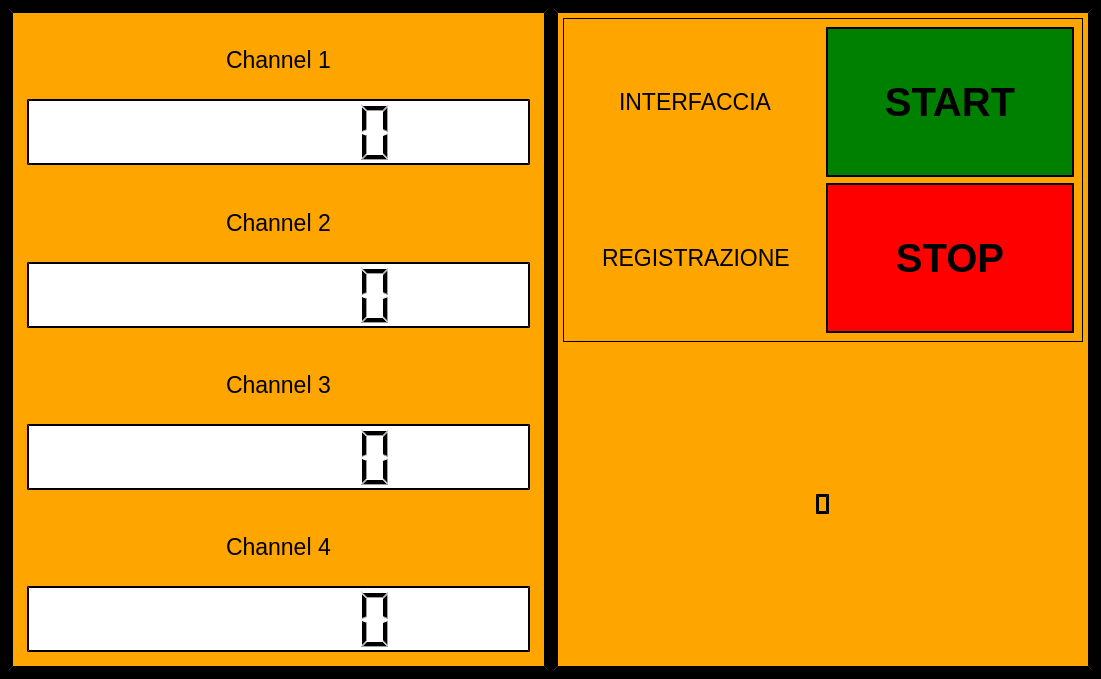
First picture: the form in Qt Creator/QT_Creator_App_testing.ui, repository Mixer97/tesi_triennale, before the edit.
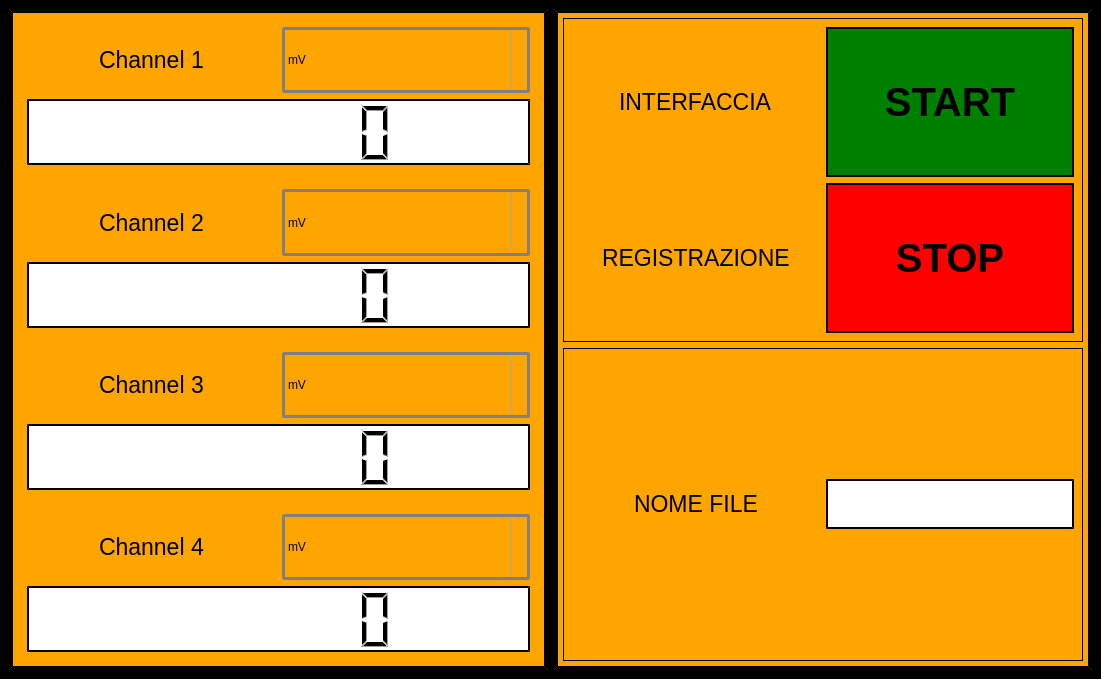
Second picture: the form after the edit. Icons and pictures are not drawn.

```diff
--- a/Qt Creator/QT_Creator_App_testing.ui
+++ b/Qt Creator/QT_Creator_App_testing.ui
@@ -60,13 +60,108 @@
 }
 </string>
              </property>
-             <layout class="QVBoxLayout" name="verticalLayout_17">
+             <layout class="QGridLayout" name="gridLayout_3">
+              <item row="0" column="1">
+               <widget class="QComboBox" name="comboBox_2">
+                <property name="sizePolicy">
+                 <sizepolicy hsizetype="Preferred" vsizetype="Preferred">
+                  <horstretch>0</horstretch>
+                  <verstretch>0</verstretch>
+                 </sizepolicy>
+                </property>
+                <property name="cursor">
+                 <cursorShape>PointingHandCursor</cursorShape>
+                </property>
+                <property name="mouseTracking">
+                 <bool>false</bool>
+                </property>
+                <property name="autoFillBackground">
+                 <bool>false</bool>
+                </property>
+                <property name="styleSheet">
+                 <string notr="true">QComboBox {
+    border: 3px solid gray;
+    border-radius: 3px;
+    padding: 1px 18px 1px 3px;
+    min-width: 6em;
+}
+
+QComboBox:editable {
+    background: white;
+}
+
+QComboBox:!editable, QComboBox::drop-down:editable {
+     background: qlineargradient(x1: 0, y1: 0, x2: 0, y2: 1,
+                                 stop: 0 #E1E1E1, stop: 0.4 #DDDDDD,
+                                 stop: 0.5 #D8D8D8, stop: 1.0 #D3D3D3);
+}
+
+/* QComboBox gets the &quot;on&quot; state when the popup is open */
+QComboBox:!editable:on, QComboBox::drop-down:editable:on {
+    background: qlineargradient(x1: 0, y1: 0, x2: 0, y2: 1,
+                                stop: 0 #D3D3D3, stop: 0.4 #D8D8D8,
+                                stop: 0.5 #DDDDDD, stop: 1.0 #E1E1E1);
+}
+
+QComboBox:on { /* shift the text when the popup opens */
+    padding-top: 3px;
+    padding-left: 4px;
+}
+
+QComboBox::drop-down {
+    subcontrol-origin: padding;
+    subcontrol-position: top right;
+    width: 15px;
+
+    border-left-width: 1px;
+    border-left-color: darkgray;
+    border-left-style: solid; /* just a single line */
+    border-top-right-radius: 3px; /* same radius as the QComboBox */
+    border-bottom-right-radius: 3px;
+}
+
+QComboBox::down-arrow {
+    image: url(/usr/share/icons/crystalsvg/16x16/actions/1downarrow.png);
+}
+
+QComboBox::down-arrow:on { /* shift the arrow when popup is open */
+    top: 1px;
+    left: 1px;
+}</string>
+                </property>
+                <property name="currentText">
+                 <string>mV</string>
+                </property>
+                <property name="iconSize">
+                 <size>
+                  <width>30</width>
+                  <height>30</height>
+                 </size>
+                </property>
               <item>
-               <layout class="QVBoxLayout" name="verticalLayout_10">
+                 <property name="text">
+                  <string>mV</string>
+                 </property>
+                </item>
                 <item>
+                 <property name="text">
+                  <string>Nm</string>
+                 </property>
+                </item>
+                <item>
+                 <property name="text">
+                  <string>Kg</string>
+                 </property>
+                </item>
+                <item>
+                 <property name="text">
+                  <string>N</string>
+                 </property>
+                </item>
+               </widget>
+              </item>
+              <item row="0" column="0">
                  <layout class="QVBoxLayout" name="verticalLayout_9">
-                  <item>
-                   <layout class="QHBoxLayout" name="horizontalLayout_4">
                     <item alignment="Qt::AlignHCenter">
                      <widget class="QLabel" name="label_1">
                       <property name="font">
@@ -81,9 +176,7 @@
                     </item>
                    </layout>
                   </item>
-                 </layout>
-                </item>
-                <item>
+              <item row="1" column="0" colspan="2">
                  <widget class="QLCDNumber" name="lcdNumber_1">
                   <property name="font">
                    <font>
@@ -109,8 +202,6 @@
                  </widget>
                 </item>
                </layout>
-              </item>
-             </layout>
             </widget>
            </item>
           </layout>
@@ -128,11 +219,108 @@
 }
 </string>
              </property>
-             <layout class="QVBoxLayout" name="verticalLayout_18">
+             <layout class="QGridLayout" name="gridLayout_4">
+              <item row="0" column="1">
+               <widget class="QComboBox" name="comboBox">
+                <property name="sizePolicy">
+                 <sizepolicy hsizetype="Preferred" vsizetype="Preferred">
+                  <horstretch>0</horstretch>
+                  <verstretch>0</verstretch>
+                 </sizepolicy>
+                </property>
+                <property name="cursor">
+                 <cursorShape>PointingHandCursor</cursorShape>
+                </property>
+                <property name="mouseTracking">
+                 <bool>false</bool>
+                </property>
+                <property name="autoFillBackground">
+                 <bool>false</bool>
+                </property>
+                <property name="styleSheet">
+                 <string notr="true">QComboBox {
+    border: 3px solid gray;
+    border-radius: 3px;
+    padding: 1px 18px 1px 3px;
+    min-width: 6em;
+}
+
+QComboBox:editable {
+    background: white;
+}
+
+QComboBox:!editable, QComboBox::drop-down:editable {
+     background: qlineargradient(x1: 0, y1: 0, x2: 0, y2: 1,
+                                 stop: 0 #E1E1E1, stop: 0.4 #DDDDDD,
+                                 stop: 0.5 #D8D8D8, stop: 1.0 #D3D3D3);
+}
+
+/* QComboBox gets the &quot;on&quot; state when the popup is open */
+QComboBox:!editable:on, QComboBox::drop-down:editable:on {
+    background: qlineargradient(x1: 0, y1: 0, x2: 0, y2: 1,
+                                stop: 0 #D3D3D3, stop: 0.4 #D8D8D8,
+                                stop: 0.5 #DDDDDD, stop: 1.0 #E1E1E1);
+}
+
+QComboBox:on { /* shift the text when the popup opens */
+    padding-top: 3px;
+    padding-left: 4px;
+}
+
+QComboBox::drop-down {
+    subcontrol-origin: padding;
+    subcontrol-position: top right;
+    width: 15px;
+
+    border-left-width: 1px;
+    border-left-color: darkgray;
+    border-left-style: solid; /* just a single line */
+    border-top-right-radius: 3px; /* same radius as the QComboBox */
+    border-bottom-right-radius: 3px;
+}
+
+QComboBox::down-arrow {
+    image: url(/usr/share/icons/crystalsvg/16x16/actions/1downarrow.png);
+}
+
+QComboBox::down-arrow:on { /* shift the arrow when popup is open */
+    top: 1px;
+    left: 1px;
+}</string>
+                </property>
+                <property name="currentText">
+                 <string>mV</string>
+                </property>
+                <property name="iconSize">
+                 <size>
+                  <width>30</width>
+                  <height>30</height>
+                 </size>
+                </property>
               <item>
-               <layout class="QVBoxLayout" name="verticalLayout_11">
+                 <property name="text">
+                  <string>mV</string>
+                 </property>
+                </item>
                 <item>
-                 <layout class="QHBoxLayout" name="horizontalLayout_9">
+                 <property name="text">
+                  <string>Nm</string>
+                 </property>
+                </item>
+                <item>
+                 <property name="text">
+                  <string>Kg</string>
+                 </property>
+                </item>
+                <item>
+                 <property name="text">
+                  <string>N</string>
+                 </property>
+                </item>
+               </widget>
+              </item>
+              <item row="0" column="0">
+               <layout class="QVBoxLayout" name="verticalLayout_10">
                   <item alignment="Qt::AlignHCenter">
                    <widget class="QLabel" name="label_2">
                     <property name="font">
@@ -147,11 +335,7 @@
                   </item>
                  </layout>
                 </item>
-               </layout>
-              </item>
-              <item>
-               <layout class="QVBoxLayout" name="verticalLayout_12">
-                <item>
+              <item row="1" column="0" colspan="2">
                  <widget class="QLCDNumber" name="lcdNumber_2">
                   <property name="styleSheet">
                    <string notr="true">QWidget {
@@ -168,8 +352,6 @@
                  </widget>
                 </item>
                </layout>
-              </item>
-             </layout>
             </widget>
            </item>
           </layout>
@@ -187,11 +369,108 @@
 }
 </string>
              </property>
-             <layout class="QVBoxLayout" name="verticalLayout_19">
+             <layout class="QGridLayout" name="gridLayout_5">
+              <item row="0" column="1">
+               <widget class="QComboBox" name="comboBox_3">
+                <property name="sizePolicy">
+                 <sizepolicy hsizetype="Preferred" vsizetype="Preferred">
+                  <horstretch>0</horstretch>
+                  <verstretch>0</verstretch>
+                 </sizepolicy>
+                </property>
+                <property name="cursor">
+                 <cursorShape>PointingHandCursor</cursorShape>
+                </property>
+                <property name="mouseTracking">
+                 <bool>false</bool>
+                </property>
+                <property name="autoFillBackground">
+                 <bool>false</bool>
+                </property>
+                <property name="styleSheet">
+                 <string notr="true">QComboBox {
+    border: 3px solid gray;
+    border-radius: 3px;
+    padding: 1px 18px 1px 3px;
+    min-width: 6em;
+}
+
+QComboBox:editable {
+    background: white;
+}
+
+QComboBox:!editable, QComboBox::drop-down:editable {
+     background: qlineargradient(x1: 0, y1: 0, x2: 0, y2: 1,
+                                 stop: 0 #E1E1E1, stop: 0.4 #DDDDDD,
+                                 stop: 0.5 #D8D8D8, stop: 1.0 #D3D3D3);
+}
+
+/* QComboBox gets the &quot;on&quot; state when the popup is open */
+QComboBox:!editable:on, QComboBox::drop-down:editable:on {
+    background: qlineargradient(x1: 0, y1: 0, x2: 0, y2: 1,
+                                stop: 0 #D3D3D3, stop: 0.4 #D8D8D8,
+                                stop: 0.5 #DDDDDD, stop: 1.0 #E1E1E1);
+}
+
+QComboBox:on { /* shift the text when the popup opens */
+    padding-top: 3px;
+    padding-left: 4px;
+}
+
+QComboBox::drop-down {
+    subcontrol-origin: padding;
+    subcontrol-position: top right;
+    width: 15px;
+
+    border-left-width: 1px;
+    border-left-color: darkgray;
+    border-left-style: solid; /* just a single line */
+    border-top-right-radius: 3px; /* same radius as the QComboBox */
+    border-bottom-right-radius: 3px;
+}
+
+QComboBox::down-arrow {
+    image: url(/usr/share/icons/crystalsvg/16x16/actions/1downarrow.png);
+}
+
+QComboBox::down-arrow:on { /* shift the arrow when popup is open */
+    top: 1px;
+    left: 1px;
+}</string>
+                </property>
+                <property name="currentText">
+                 <string>mV</string>
+                </property>
+                <property name="iconSize">
+                 <size>
+                  <width>30</width>
+                  <height>30</height>
+                 </size>
+                </property>
               <item>
-               <layout class="QVBoxLayout" name="verticalLayout_14">
+                 <property name="text">
+                  <string>mV</string>
+                 </property>
+                </item>
                 <item>
-                 <layout class="QHBoxLayout" name="horizontalLayout_12">
+                 <property name="text">
+                  <string>Nm</string>
+                 </property>
+                </item>
+                <item>
+                 <property name="text">
+                  <string>Kg</string>
+                 </property>
+                </item>
+                <item>
+                 <property name="text">
+                  <string>N</string>
+                 </property>
+                </item>
+               </widget>
+              </item>
+              <item row="0" column="0">
+               <layout class="QVBoxLayout" name="verticalLayout_7">
                   <item alignment="Qt::AlignHCenter">
                    <widget class="QLabel" name="label_3">
                     <property name="font">
@@ -206,11 +485,7 @@
                   </item>
                  </layout>
                 </item>
-               </layout>
-              </item>
-              <item>
-               <layout class="QVBoxLayout" name="verticalLayout_13">
-                <item>
+              <item row="1" column="0" colspan="2">
                  <widget class="QLCDNumber" name="lcdNumber_3">
                   <property name="font">
                    <font>
@@ -233,8 +508,6 @@
                  </widget>
                 </item>
                </layout>
-              </item>
-             </layout>
             </widget>
            </item>
           </layout>
@@ -252,11 +525,9 @@
 }
 </string>
              </property>
-             <layout class="QVBoxLayout" name="verticalLayout_20">
-              <item>
-               <layout class="QVBoxLayout" name="verticalLayout_16">
-                <item>
-                 <layout class="QHBoxLayout" name="horizontalLayout_15">
+             <layout class="QGridLayout" name="gridLayout_6">
+              <item row="0" column="0">
+               <layout class="QVBoxLayout" name="verticalLayout_11">
                   <item alignment="Qt::AlignHCenter">
                    <widget class="QLabel" name="label_4">
                     <property name="font">
@@ -271,11 +542,106 @@
                   </item>
                  </layout>
                 </item>
-               </layout>
+              <item row="0" column="1">
+               <widget class="QComboBox" name="comboBox_4">
+                <property name="sizePolicy">
+                 <sizepolicy hsizetype="Preferred" vsizetype="Preferred">
+                  <horstretch>0</horstretch>
+                  <verstretch>0</verstretch>
+                 </sizepolicy>
+                </property>
+                <property name="cursor">
+                 <cursorShape>PointingHandCursor</cursorShape>
+                </property>
+                <property name="mouseTracking">
+                 <bool>false</bool>
+                </property>
+                <property name="autoFillBackground">
+                 <bool>false</bool>
+                </property>
+                <property name="styleSheet">
+                 <string notr="true">QComboBox {
+    border: 3px solid gray;
+    border-radius: 3px;
+    padding: 1px 18px 1px 3px;
+    min-width: 6em;
+}
+
+QComboBox:editable {
+    background: white;
+}
+
+QComboBox:!editable, QComboBox::drop-down:editable {
+     background: qlineargradient(x1: 0, y1: 0, x2: 0, y2: 1,
+                                 stop: 0 #E1E1E1, stop: 0.4 #DDDDDD,
+                                 stop: 0.5 #D8D8D8, stop: 1.0 #D3D3D3);
+}
+
+/* QComboBox gets the &quot;on&quot; state when the popup is open */
+QComboBox:!editable:on, QComboBox::drop-down:editable:on {
+    background: qlineargradient(x1: 0, y1: 0, x2: 0, y2: 1,
+                                stop: 0 #D3D3D3, stop: 0.4 #D8D8D8,
+                                stop: 0.5 #DDDDDD, stop: 1.0 #E1E1E1);
+}
+
+QComboBox:on { /* shift the text when the popup opens */
+    padding-top: 3px;
+    padding-left: 4px;
+}
+
+QComboBox::drop-down {
+    subcontrol-origin: padding;
+    subcontrol-position: top right;
+    width: 15px;
+
+    border-left-width: 1px;
+    border-left-color: darkgray;
+    border-left-style: solid; /* just a single line */
+    border-top-right-radius: 3px; /* same radius as the QComboBox */
+    border-bottom-right-radius: 3px;
+}
+
+QComboBox::down-arrow {
+    image: url(/usr/share/icons/crystalsvg/16x16/actions/1downarrow.png);
+}
+
+QComboBox::down-arrow:on { /* shift the arrow when popup is open */
+    top: 1px;
+    left: 1px;
+}</string>
+                </property>
+                <property name="currentText">
+                 <string>mV</string>
+                </property>
+                <property name="iconSize">
+                 <size>
+                  <width>30</width>
+                  <height>30</height>
+                 </size>
+                </property>
+                <item>
+                 <property name="text">
+                  <string>mV</string>
+                 </property>
               </item>
               <item>
-               <layout class="QVBoxLayout" name="verticalLayout_15">
+                 <property name="text">
+                  <string>Nm</string>
+                 </property>
+                </item>
                 <item>
+                 <property name="text">
+                  <string>Kg</string>
+                 </property>
+                </item>
+                <item>
+                 <property name="text">
+                  <string>N</string>
+                 </property>
+                </item>
+               </widget>
+              </item>
+              <item row="1" column="0" colspan="2">
                  <widget class="QLCDNumber" name="lcdNumber_4">
                   <property name="styleSheet">
                    <string notr="true">QWidget {
@@ -292,8 +658,6 @@
                  </widget>
                 </item>
                </layout>
-              </item>
-             </layout>
             </widget>
            </item>
           </layout>
@@ -316,7 +680,7 @@
 }
 </string>
         </property>
-        <layout class="QVBoxLayout" name="verticalLayout_27">
+        <layout class="QVBoxLayout" name="verticalLayout_14">
          <item>
           <layout class="QVBoxLayout" name="verticalLayout_6">
            <item>
@@ -482,36 +846,73 @@
           </layout>
          </item>
          <item>
-          <layout class="QVBoxLayout" name="verticalLayout_24">
+          <layout class="QVBoxLayout" name="verticalLayout_12">
+           <item>
+            <widget class="QWidget" name="widget_6" native="true">
+             <property name="styleSheet">
+              <string notr="true">QWidget {
+	background-color:orange; 
+	border-style: outset;
+    border-width: 1px;
+    border-color: black;
+}
+</string>
+             </property>
+             <layout class="QVBoxLayout" name="verticalLayout_16">
+              <item>
+               <layout class="QHBoxLayout" name="horizontalLayout_9">
            <item alignment="Qt::AlignHCenter|Qt::AlignVCenter">
-            <widget class="QLabel" name="lable_Logo_Easting">
+                 <widget class="QLabel" name="label_6">
+                  <property name="font">
+                   <font>
+                    <pointsize>17</pointsize>
+                   </font>
+                  </property>
+                  <property name="styleSheet">
+                   <string notr="true">QWidget {
+	background-color:orange; 
+	border-style: outset;
+    border-width: 0px;
+    border-color: black;
+}
+</string>
+                  </property>
+                  <property name="text">
+                   <string>NOME FILE</string>
+                  </property>
+                 </widget>
+                </item>
+                <item>
+                 <widget class="QLineEdit" name="lineEdit">
              <property name="sizePolicy">
-              <sizepolicy hsizetype="Preferred" vsizetype="Preferred">
+                   <sizepolicy hsizetype="Preferred" vsizetype="Fixed">
                <horstretch>0</horstretch>
                <verstretch>0</verstretch>
               </sizepolicy>
              </property>
+                  <property name="maximumSize">
+                   <size>
+                    <width>300</width>
+                    <height>50</height>
+                   </size>
+                  </property>
              <property name="styleSheet">
               <string notr="true">QWidget {
-	background-color:orange; 
+	background-color:white; 
 	border-style: outset;
-    border-width: 3px;
+    border-width: 2px;
     border-color: black;
 }
 </string>
              </property>
-             <property name="text">
-              <string/>
-             </property>
-             <property name="textFormat">
-              <enum>Qt::RichText</enum>
-             </property>
-             <property name="pixmap">
-              <pixmap>../../../Immagini/Screenshot_Easting.jpeg</pixmap>
-             </property>
-             <property name="scaledContents">
-              <bool>false</bool>
-             </property>
+                 </widget>
+                </item>
+               </layout>
+              </item>
+              <item>
+               <layout class="QVBoxLayout" name="verticalLayout_19"/>
+              </item>
+             </layout>
             </widget>
            </item>
           </layout>
```
Lines whose indentation alone changed are shown as unchanged.
